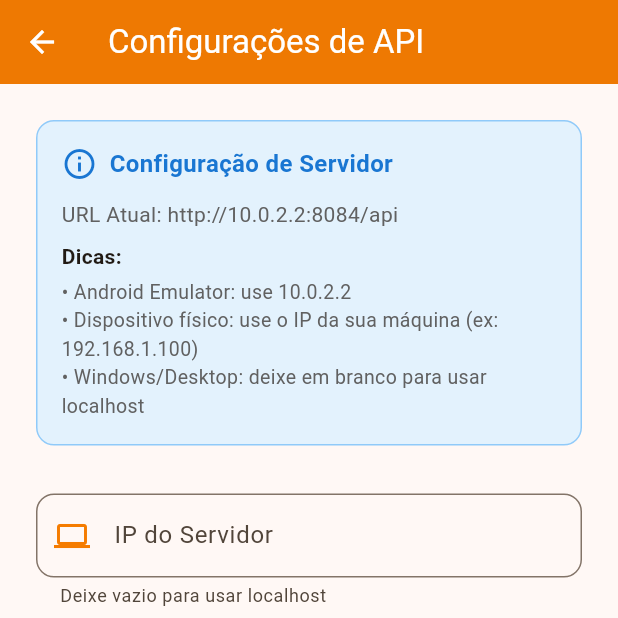
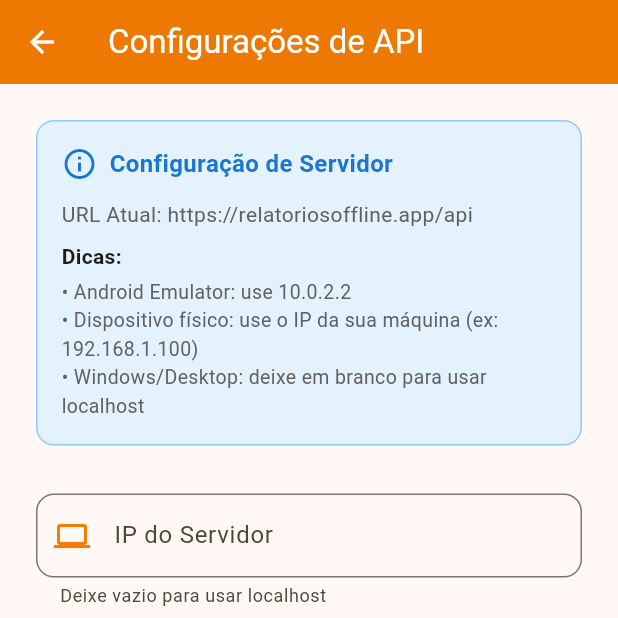
Before and after one commit to Dieguito-py/relatorios-offline-mobile, a Flutter app: the ConfiguracoesPage screen opened by its route, on a phone screen of 412 x 824 dp, the top half of it. Run offline on Flutter 3.47's test engine with Material 3 defaults, Android fonts, the phone set to English and light mode, and no system bars; our stand-ins replace connectivity_plus, geolocator, image_picker, sqflite; accounts and stored records are empty.

Commit message:
ajuste core app

```diff
--- a/lib/services/apiService.dart
+++ b/lib/services/apiService.dart
@@ -3,20 +3,14 @@ import 'package:http/http.dart' as http;
 import 'dart:io';
 
 class ApiService {
+  static const String _baseUrl = 'https://relatoriosoffline.app/api';
   static String customBaseUrl = '';
 
   static String getBaseUrl() {
     if (customBaseUrl.isNotEmpty) {
       return customBaseUrl;
     }
-
-    if (Platform.isAndroid) {
-      return 'http://10.0.2.2:8084/api';
-    } else if (Platform.isIOS) {
-      return 'http://localhost:8084/api';
-    } else {
-      return 'http://localhost:8084/api';
-    }
+    return _baseUrl;
   }
 
   Future<Map<String, dynamic>?> login(String username, String password) async {
```
Also changed, not shown: lib/pages/familiaFormPage.dart (+12 -0 lines), lib/pages/loginPage.dart (+0 -9 lines), pubspec.yaml (+7 -0 lines), lib/assets/logodc.png, pubspec.lock, 30 other files.
